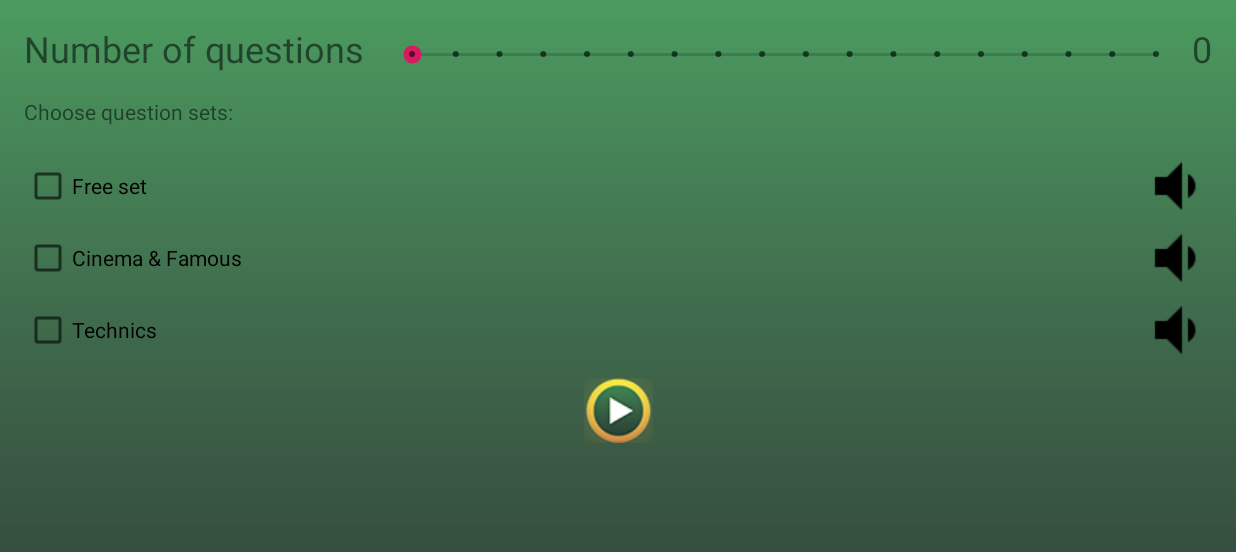
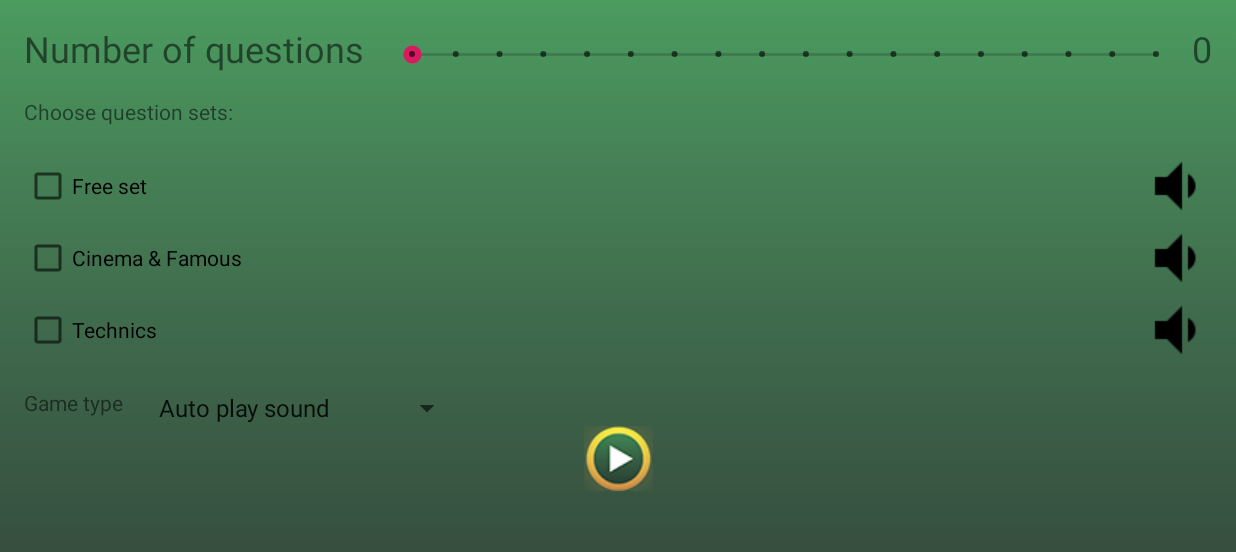
Before and after one commit to CyberNut/FiveSeconds, an Android app: the NewGameActivity screen opened directly, with no data from a screen before it, after a tap on an icon or button, on a phone screen of 824 x 412 dp (held sideways). Shown: the top 552 px of the screen. Run offline under Robolectric (Android 15) with nearby library versions, the phone set to English and light mode, and no system bars.

Commit message:
databinding fight

```diff
--- a/app/src/main/java/ru/cybernut/fiveseconds/GameActivity.java
+++ b/app/src/main/java/ru/cybernut/fiveseconds/GameActivity.java
@@ -21,13 +21,15 @@ public class GameActivity extends AppCompatActivity {
     private static final String TAG = "GameActivity";
     private static final String NUMBER_OF_QUESTIONS_KEY = "NUMBER_OF_QUESTIONS_KEY";
     private static final String QUESTION_SET_IDS_KEY = "QUESTION_SET_IDS_KEY";
+    private static final String GAME_TYPE_KEY = "GAME_TYPE_KEY";
 
     private GameViewModel viewModel;
     private int numberOfPlayers;
 
-    public static Intent newIntent(Context context, int numberOfQuestions, ArrayList<Integer> setsIds) {
+    public static Intent newIntent(Context context, int numberOfQuestions, ArrayList<Integer> setsIds, String gameType) {
         Intent intent = new Intent(context, GameActivity.class);
         intent.putExtra(NUMBER_OF_QUESTIONS_KEY, numberOfQuestions);
+        intent.putExtra(GAME_TYPE_KEY, gameType);
         intent.putIntegerArrayListExtra(QUESTION_SET_IDS_KEY, setsIds);
         return intent;
     }
@@ -35,6 +37,7 @@ public class GameActivity extends AppCompatActivity {
     @Override
     protected void onCreate(Bundle savedInstanceState) {
         int numberOfQuestions = getIntent().getExtras().getInt(NUMBER_OF_QUESTIONS_KEY);
+        String gameType = getIntent().getExtras().getString(GAME_TYPE_KEY);
         ArrayList<Integer> setIds = getIntent().getExtras().getIntegerArrayList(QUESTION_SET_IDS_KEY);
         super.onCreate(savedInstanceState);
 
--- a/app/src/main/java/ru/cybernut/fiveseconds/NewGameActivity.java
+++ b/app/src/main/java/ru/cybernut/fiveseconds/NewGameActivity.java
@@ -31,10 +31,10 @@ public class NewGameActivity extends SingleFragmentFullScreenActivity  implement
     }
 
     @Override
-    public void onGamePrepared(int numberOfQuestions, ArrayList<Integer> sets) {
+    public void onGamePrepared(int numberOfQuestions, ArrayList<Integer> sets, String gameType) {
         Toast.makeText(this, "Number of questions :" + numberOfQuestions, Toast.LENGTH_SHORT).show();
         //Intent intent = MainGameActivity.newIntent(this, numberOfQuestions, sets);
-        Intent intent = GameActivity.newIntent(this, numberOfQuestions, sets);
+        Intent intent = GameActivity.newIntent(this, numberOfQuestions, sets, gameType);
         startActivity(intent);
     }
 }
--- a/app/src/main/java/ru/cybernut/fiveseconds/NewGameSettingsFragment.java
+++ b/app/src/main/java/ru/cybernut/fiveseconds/NewGameSettingsFragment.java
@@ -18,6 +18,7 @@ import android.widget.CheckBox;
 import android.widget.CompoundButton;
 import android.widget.ImageButton;
 import android.widget.SeekBar;
+import android.widget.Spinner;
 import android.widget.TextView;
 import android.widget.Toast;
 
@@ -52,6 +53,7 @@ public class NewGameSettingsFragment extends Fragment {
     private QuestionSetAdapter questionSetAdapter;
     private ArrayList<Integer> setIds = new ArrayList<>();
     private DownloadTask downloadTask;
+    private Spinner gameTypeSpinner;
 
     // declare the dialog as a member field of your activity
     ProgressDialog mProgressDialog;
@@ -78,6 +80,9 @@ public class NewGameSettingsFragment extends Fragment {
         numberOfQuestionsTextView = (TextView)v.findViewById(R.id.numberOfQuestions);
         numberOfPlayers = PlayersList.getInstance().getNumberOfPlayers();
 
+        gameTypeSpinner = (Spinner) v.findViewById(R.id.game_type_spinner);
+        ;
+
         startNewGameButton = (ImageButton)v.findViewById(R.id.startNewGameButton);
         startNewGameButton.setOnClickListener(new View.OnClickListener() {
             @Override
@@ -86,7 +91,7 @@ public class NewGameSettingsFragment extends Fragment {
                 if (numberOfQuestions <= MIN_QUANTITY_OF_QUESTIONS || numberOfPlayers < 2) {
                     Toast.makeText(getActivity(), R.string.incorrect_number_of_questions, Toast.LENGTH_SHORT).show();
                 } else {
-                    onGamePreparedListener.onGamePrepared(numberOfQuestions,  setIds);
+                    onGamePreparedListener.onGamePrepared(numberOfQuestions,  setIds, gameTypeSpinner.getSelectedItem().toString());
                 }
             }
         });
@@ -140,7 +145,7 @@ public class NewGameSettingsFragment extends Fragment {
     }
 
     public interface OnGamePreparedListener {
-        public void onGamePrepared(int numberOfQuestions, ArrayList<Integer> setIds);
+        public void onGamePrepared(int numberOfQuestions, ArrayList<Integer> setIds, String gameType);
     }
 
 
--- a/app/src/main/res/layout/game_activity_6players.xml
+++ b/app/src/main/res/layout/game_activity_6players.xml
@@ -1,5 +1,5 @@
 <?xml version="1.0" encoding="utf-8"?>
-<layout xmlns:app="http://schemas.android.com/apk/res-auto"
+<layout
     xmlns:tools="http://schemas.android.com/tools"
     xmlns:android="http://schemas.android.com/apk/res/android">
 
@@ -11,6 +11,7 @@
     </data>
 
     <android.support.constraint.ConstraintLayout
+        xmlns:app="http://schemas.android.com/apk/res-auto"
         android:id="@+id/root_container"
         android:layout_width="match_parent"
         android:layout_height="match_parent"
@@ -68,7 +69,6 @@
             android:layout_marginEnd="8dp"
             android:layout_marginBottom="8dp"
             android:rotation="-90"
-            app:currentPlayer="true"
             app:layout_constraintBottom_toBottomOf="parent"
             app:layout_constraintEnd_toEndOf="parent"
             app:layout_constraintTop_toTopOf="parent" />
--- a/app/src/main/res/layout/new_game_settings_fragment.xml
+++ b/app/src/main/res/layout/new_game_settings_fragment.xml
@@ -6,6 +6,28 @@
     android:layout_height="match_parent"
     android:background="@drawable/background_clean"
     tools:context=".NewGameSettingsFragment">
+
+    <TextView
+        android:id="@+id/game_type_label"
+        android:layout_width="wrap_content"
+        android:layout_height="wrap_content"
+        android:layout_marginStart="16dp"
+        android:layout_marginTop="16dp"
+        android:layout_marginBottom="8dp"
+        android:text="@string/game_type_label"
+        app:layout_constraintBottom_toBottomOf="@+id/game_type_spinner"
+        app:layout_constraintStart_toStartOf="parent"
+        app:layout_constraintTop_toBottomOf="@+id/question_sets_recycler_view" />
+
+    <Spinner
+        android:id="@+id/game_type_spinner"
+        android:layout_width="wrap_content"
+        android:layout_height="wrap_content"
+        android:layout_marginStart="16dp"
+        android:layout_marginTop="16dp"
+        android:entries="@array/game_type_list"
+        app:layout_constraintStart_toEndOf="@+id/game_type_label"
+        app:layout_constraintTop_toBottomOf="@+id/question_sets_recycler_view" />
 
     <TextView
         android:id="@+id/numberOfQuestionLabel"
@@ -48,13 +70,12 @@
         android:layout_width="wrap_content"
         android:layout_height="wrap_content"
         android:layout_marginStart="8dp"
-        android:layout_marginTop="8dp"
         android:layout_marginEnd="8dp"
         android:background="@null"
         android:src="@drawable/play_button"
         app:layout_constraintEnd_toEndOf="parent"
         app:layout_constraintStart_toStartOf="parent"
-        app:layout_constraintTop_toBottomOf="@+id/question_sets_recycler_view" />
+        app:layout_constraintTop_toBottomOf="@+id/game_type_spinner" />
 
     <TextView
         android:id="@+id/question_sets_label"
--- a/app/src/main/res/values/attrs_player_card.xml
+++ b/app/src/main/res/values/attrs_player_card.xml
@@ -1,6 +1,5 @@
 <resources>
     <declare-styleable name="PlayerCard">
         <attr name="currentPlayer" format="boolean" />
-        <attr name="progress" format="float" />
     </declare-styleable>
 </resources>
--- a/app/src/main/res/values/strings.xml
+++ b/app/src/main/res/values/strings.xml
@@ -21,6 +21,11 @@
     <string name="title_activity_fullscreen">FullscreenActivity</string>
     <string name="dummy_button">Dummy Button</string>
     <string name="dummy_content">DUMMY\nCONTENT</string>
-
+    <string name="game_type_label">Game type</string>
+    <string-array name="game_type_list">
+        <item>Auto play sound</item>
+        <item>Add time for reading</item>
+        <item>Manual start</item>
+    </string-array>
 
 </resources>
```
Also changed, not shown: app/src/main/java/ru/cybernut/fiveseconds/view/GameViewModel.java (+8 -0 lines), app/src/main/java/ru/cybernut/fiveseconds/view/PlayerCard.java (+9 -1 lines), app/src/main/res/layout/new_player_card.xml (+4 -6 lines).
